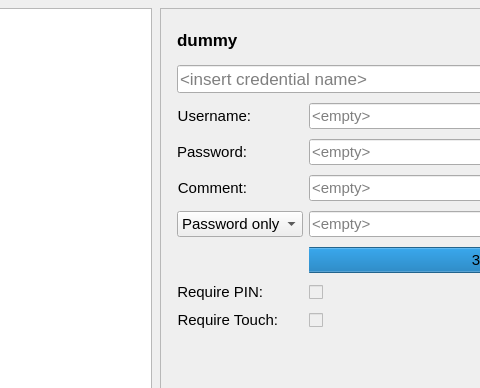
First picture: the form in nitrokeyapp/ui/secrets_tab.ui, repository Nitrokey/nitrokey-app2, before the edit; both pictures show x 112 to 592 and y 0 to 388 of the 800 by 600 pixel window.
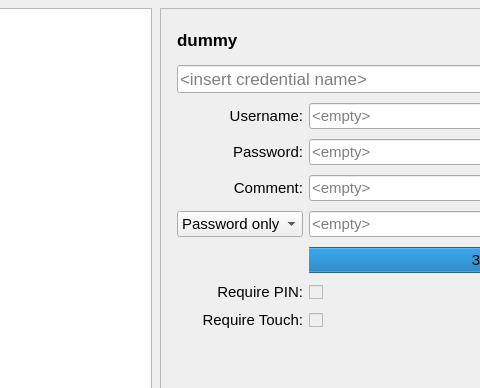
Second picture: the form after the edit. Icons and pictures are not drawn.

Commit message: passwords, settings: vertically center labels next to text fields

Patch:
```diff
--- a/nitrokeyapp/ui/secrets_tab.ui
+++ b/nitrokeyapp/ui/secrets_tab.ui
@@ -237,6 +237,9 @@
               <enum>QFrame::Shadow::Raised</enum>
              </property>
              <layout class="QFormLayout" name="formLayout">
+              <property name="labelAlignment">
+               <set>Qt::AlignmentFlag::AlignRight|Qt::AlignmentFlag::AlignTrailing|Qt::AlignmentFlag::AlignVCenter</set>
+              </property>
               <property name="leftMargin">
                <number>16</number>
               </property>
```
The commit also changes 1 other file.
